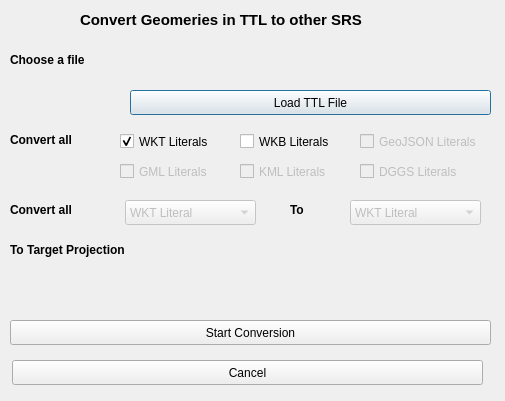
This is dialogs/ui/convertcrsdialog.ui in sparqlunicorn/sparqlunicornGoesGIS as Qt 5 draws it before an edit. The edited form follows.
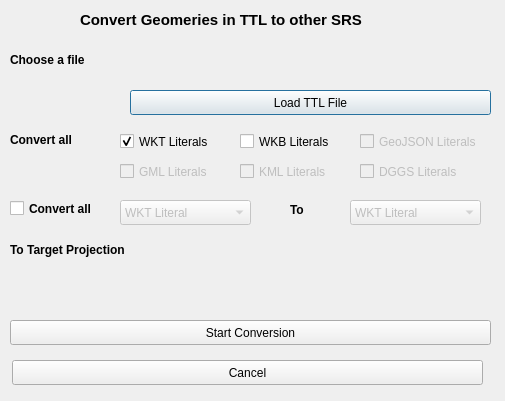
This is the edited form. Custom widgets are drawn as their Qt base class.

```diff
--- a/dialogs/ui/convertcrsdialog.ui
+++ b/dialogs/ui/convertcrsdialog.ui
@@ -258,32 +258,13 @@
     <string>Choose a file</string>
    </property>
   </widget>
-  <widget class="QLabel" name="label_4">
-   <property name="geometry">
-    <rect>
-     <x>10</x>
-     <y>200</y>
-     <width>81</width>
-     <height>20</height>
-    </rect>
-   </property>
-   <property name="font">
-    <font>
-     <weight>75</weight>
-     <bold>true</bold>
-    </font>
-   </property>
-   <property name="text">
-    <string>Convert all</string>
-   </property>
-  </widget>
-  <widget class="QComboBox" name="comboBox">
+  <widget class="QComboBox" name="convertFromComboBox">
    <property name="enabled">
     <bool>false</bool>
    </property>
    <property name="geometry">
     <rect>
-     <x>125</x>
+     <x>120</x>
      <y>200</y>
      <width>131</width>
      <height>25</height>
@@ -382,6 +363,25 @@
     <string>To</string>
    </property>
   </widget>
+  <widget class="QCheckBox" name="convertAllCheckBox">
+   <property name="geometry">
+    <rect>
+     <x>10</x>
+     <y>200</y>
+     <width>101</width>
+     <height>17</height>
+    </rect>
+   </property>
+   <property name="font">
+    <font>
+     <weight>75</weight>
+     <bold>true</bold>
+    </font>
+   </property>
+   <property name="text">
+    <string>Convert all</string>
+   </property>
+  </widget>
  </widget>
  <customwidgets>
   <customwidget>
```
Left out of the diff: 2 changed lines with no effect on the pictures.
